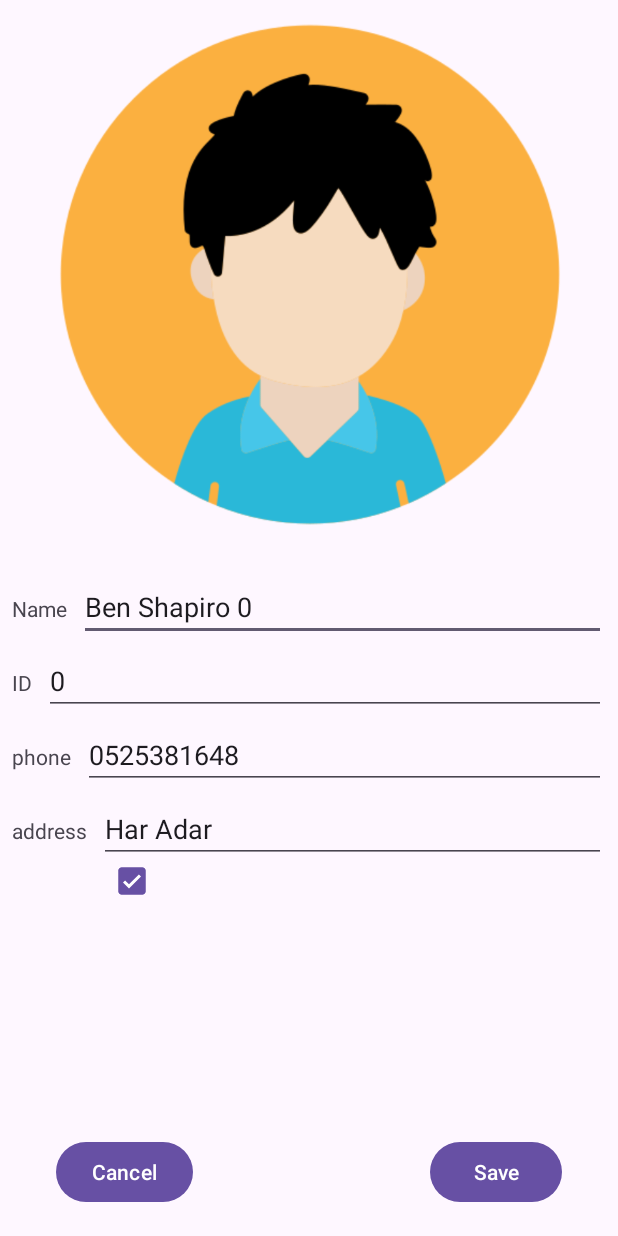
After one commit to nitzanh2000/Students-App-Colman, an Android app: the EditStudentActivity screen opened directly, with no data from a screen before it, on a phone screen of 412 x 824 dp. The commit adds this screen. Run offline under Robolectric (Android 15) with nearby library versions, the phone set to English and light mode, and no system bars.

Commit message:
feat: edit student

```diff
--- a/app/src/main/AndroidManifest.xml
+++ b/app/src/main/AndroidManifest.xml
@@ -13,6 +13,12 @@
         android:theme="@style/Theme.Colman24Class1"
         tools:targetApi="31">
         <activity
+            android:name=".EditStudentActivity"
+            android:exported="false" />
+        <activity
+            android:name=".StudentDetailsActivity"
+            android:exported="false" />
+        <activity
             android:name=".StudentsRecyclerViewActivity"
             android:exported="true">
             <intent-filter>
@@ -23,17 +29,13 @@
         </activity>
         <activity
             android:name=".StudentsListViewActivity"
-            android:exported="true">
-        </activity>
+            android:exported="true" />
         <activity
             android:name=".AddStudentActivity"
             android:exported="false" />
         <activity
-            android:name=".AddStudentAcivity"
-            android:exported="false" />
-        <activity
             android:name=".MainActivity"
-            android:exported="true"></activity>
+            android:exported="true" />
     </application>
 
 </manifest>
--- /dev/null
+++ b/app/src/main/java/com/idz/colman24class1/EditStudentActivity.kt
@@ -0,0 +1,64 @@
+package com.idz.colman24class1
+
+import android.content.Intent
+import android.os.Bundle
+import android.widget.Button
+import android.widget.CheckBox
+import android.widget.EditText
+import android.widget.TextView
+import androidx.activity.enableEdgeToEdge
+import androidx.appcompat.app.AppCompatActivity
+import androidx.core.view.ViewCompat
+import androidx.core.view.WindowInsetsCompat
+import com.idz.colman24class1.model.Model
+import com.idz.colman24class1.model.Student
+
+class EditStudentActivity : AppCompatActivity() {
+    override fun onCreate(savedInstanceState: Bundle?) {
+        super.onCreate(savedInstanceState)
+        enableEdgeToEdge()
+        setContentView(R.layout.activity_edit_student)
+        ViewCompat.setOnApplyWindowInsetsListener(findViewById(R.id.main)) { v, insets ->
+            val systemBars = insets.getInsets(WindowInsetsCompat.Type.systemBars())
+            v.setPadding(systemBars.left, systemBars.top, systemBars.right, systemBars.bottom)
+            insets
+        }
+
+        val studentId = intent.getIntExtra("studentId", 0)
+        var currStudent : Student? = null
+
+        studentId.let {
+            currStudent = Model.shared.students.get(studentId)
+        }
+
+
+        val nameText = findViewById<EditText>(R.id.edit_student_name_text)
+        val idText = findViewById<EditText>(R.id.edit_student_id_text)
+        val phoneText = findViewById<EditText>(R.id.edit_student_phone_text)
+        val addressText = findViewById<EditText>(R.id.edit_student_address_text)
+        val checkbox = findViewById<CheckBox>(R.id.edit_student_checkbox)
+
+        nameText.setText(currStudent?.name)
+        idText.setText(currStudent?.id)
+        phoneText.setText(currStudent?.phoneNumber)
+        addressText.setText(currStudent?.address)
+        checkbox.isChecked = currStudent?.isChecked ?: false
+
+        val saveButton = findViewById<Button>(R.id.edit_student_save_button)
+        val cancelButton = findViewById<Button>(R.id.edit_student_cancel_button)
+
+        saveButton.setOnClickListener {
+            val student: Student = Student(nameText.text.toString(), idText.text.toString(), "", phoneText.text.toString(), addressText.text.toString(), checkbox.isChecked)
+            Model.shared.students[studentId] = student
+            val intent = Intent(this, StudentDetailsActivity::class.java)
+            intent.putExtra("studentId", studentId)
+            startActivity(intent)
+        }
+
+        cancelButton.setOnClickListener {
+            val intent = Intent(this, StudentDetailsActivity::class.java)
+            intent.putExtra("studentId", studentId)
+            startActivity(intent)
+        }
+    }
+}
--- /dev/null
+++ b/app/src/main/res/layout/activity_edit_student.xml
@@ -0,0 +1,134 @@
+<?xml version="1.0" encoding="utf-8"?>
+<androidx.constraintlayout.widget.ConstraintLayout xmlns:android="http://schemas.android.com/apk/res/android"
+    xmlns:app="http://schemas.android.com/apk/res-auto"
+    xmlns:tools="http://schemas.android.com/tools"
+    android:id="@+id/main"
+    android:layout_width="match_parent"
+    android:layout_height="match_parent"
+    tools:context=".EditStudentActivity">
+
+    <ImageView
+        android:id="@+id/edit_student_image"
+        android:layout_width="436dp"
+        android:layout_height="366dp"
+        app:layout_constraintEnd_toEndOf="parent"
+        app:layout_constraintStart_toStartOf="parent"
+        app:srcCompat="@drawable/avatar"
+        tools:layout_editor_absoluteY="-3dp" />
+
+    <TextView
+        android:id="@+id/textView"
+        android:layout_width="wrap_content"
+        android:layout_height="wrap_content"
+        android:layout_marginStart="8dp"
+        android:layout_marginTop="30dp"
+        android:text="Name"
+        app:layout_constraintStart_toStartOf="parent"
+        app:layout_constraintTop_toBottomOf="@+id/edit_student_image" />
+
+    <EditText
+        android:id="@+id/edit_student_name_text"
+        android:layout_width="0dp"
+        android:layout_height="wrap_content"
+        android:layout_marginStart="8dp"
+        android:layout_marginEnd="8dp"
+        android:ems="10"
+        app:layout_constraintBaseline_toBaselineOf="@+id/textView"
+        app:layout_constraintEnd_toEndOf="parent"
+        app:layout_constraintStart_toEndOf="@+id/textView" />
+
+    <TextView
+        android:id="@+id/textView2"
+        android:layout_width="wrap_content"
+        android:layout_height="wrap_content"
+        android:layout_marginTop="30dp"
+        android:text="ID"
+        app:layout_constraintStart_toStartOf="@+id/textView"
+        app:layout_constraintTop_toBottomOf="@+id/textView" />
+
+    <EditText
+        android:id="@+id/edit_student_id_text"
+        android:layout_width="0dp"
+        android:layout_height="wrap_content"
+        android:layout_marginStart="8dp"
+        android:layout_marginEnd="8dp"
+        android:ems="10"
+        app:layout_constraintBaseline_toBaselineOf="@+id/textView2"
+        app:layout_constraintEnd_toEndOf="parent"
+        app:layout_constraintStart_toEndOf="@+id/textView2" />
+
+    <TextView
+        android:id="@+id/textView3"
+        android:layout_width="wrap_content"
+        android:layout_height="wrap_content"
+        android:layout_marginTop="30dp"
+        android:text="phone"
+        app:layout_constraintStart_toStartOf="@+id/textView"
+        app:layout_constraintTop_toBottomOf="@+id/textView2" />
+
+    <EditText
+        android:id="@+id/edit_student_phone_text"
+        android:layout_width="0dp"
+        android:layout_height="wrap_content"
+        android:layout_marginStart="8dp"
+        android:layout_marginEnd="8dp"
+        android:ems="10"
+        app:layout_constraintBaseline_toBaselineOf="@+id/textView3"
+        app:layout_constraintEnd_toEndOf="parent"
+        app:layout_constraintStart_toEndOf="@+id/textView3" />
+
+
+    <TextView
+        android:id="@+id/textView4"
+        android:layout_width="wrap_content"
+        android:layout_height="wrap_content"
+        android:layout_marginTop="30dp"
+        android:text="address"
+        app:layout_constraintStart_toStartOf="@+id/textView"
+        app:layout_constraintTop_toBottomOf="@+id/textView3" />
+
+    <EditText
+        android:id="@+id/edit_student_address_text"
+        android:layout_width="0dp"
+        android:layout_height="wrap_content"
+        android:layout_marginStart="8dp"
+        android:layout_marginEnd="8dp"
+        android:ems="10"
+        app:layout_constraintBaseline_toBaselineOf="@+id/textView4"
+        app:layout_constraintEnd_toEndOf="parent"
+        app:layout_constraintStart_toEndOf="@+id/textView4" />
+
+    <CheckBox
+        android:id="@+id/edit_student_checkbox"
+        android:layout_width="wrap_content"
+        android:layout_height="wrap_content"
+        android:ems="10"
+        app:layout_constraintStart_toStartOf="@+id/textView"
+        app:layout_constraintTop_toBottomOf="@+id/textView4" />
+
+    <Button
+        android:id="@+id/edit_student_cancel_button"
+        app:layout_constraintEnd_toStartOf="@+id/edit_student_save_button"
+        android:text="Cancel"
+        android:layout_height="wrap_content"
+        android:layout_width="wrap_content"
+        app:layout_constraintBottom_toBottomOf="parent"
+        app:layout_constraintEnd_toEndOf="parent"
+        app:layout_constraintHorizontal_bias="0.5"
+        app:layout_constraintStart_toStartOf="parent"
+        app:layout_constraintTop_toTopOf="parent"
+        app:layout_constraintVertical_bias="0.976" />
+
+    <Button
+        android:id="@+id/edit_student_save_button"
+        app:layout_constraintStart_toEndOf="@+id/edit_student_cancel_button"
+        android:text="Save"
+        android:layout_width="wrap_content"
+        android:layout_height="wrap_content"
+        android:layout_marginStart="120dp"
+        app:layout_constraintBottom_toBottomOf="parent"
+        app:layout_constraintEnd_toEndOf="parent"
+        app:layout_constraintHorizontal_bias="0.5"
+        app:layout_constraintTop_toTopOf="parent"
+        app:layout_constraintVertical_bias="0.976" />
+</androidx.constraintlayout.widget.ConstraintLayout>
--- a/app/src/main/res/layout/student_list_row.xml
+++ b/app/src/main/res/layout/student_list_row.xml
@@ -48,7 +48,9 @@
         android:id="@+id/student_row_check_box"
         android:layout_width="wrap_content"
         android:layout_height="wrap_content"
+        android:layout_marginTop="4dp"
         android:layout_marginEnd="4dp"
+        android:layout_marginBottom="4dp"
         app:layout_constraintBottom_toBottomOf="parent"
         app:layout_constraintEnd_toEndOf="parent"
         app:layout_constraintTop_toTopOf="parent" />
```
